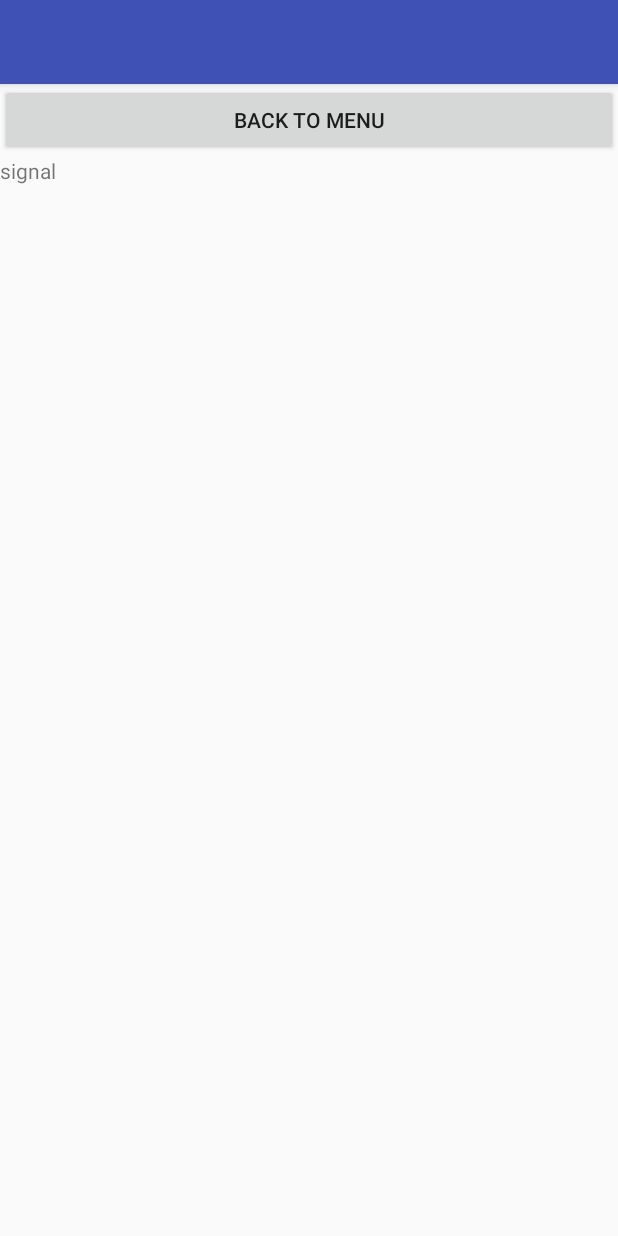
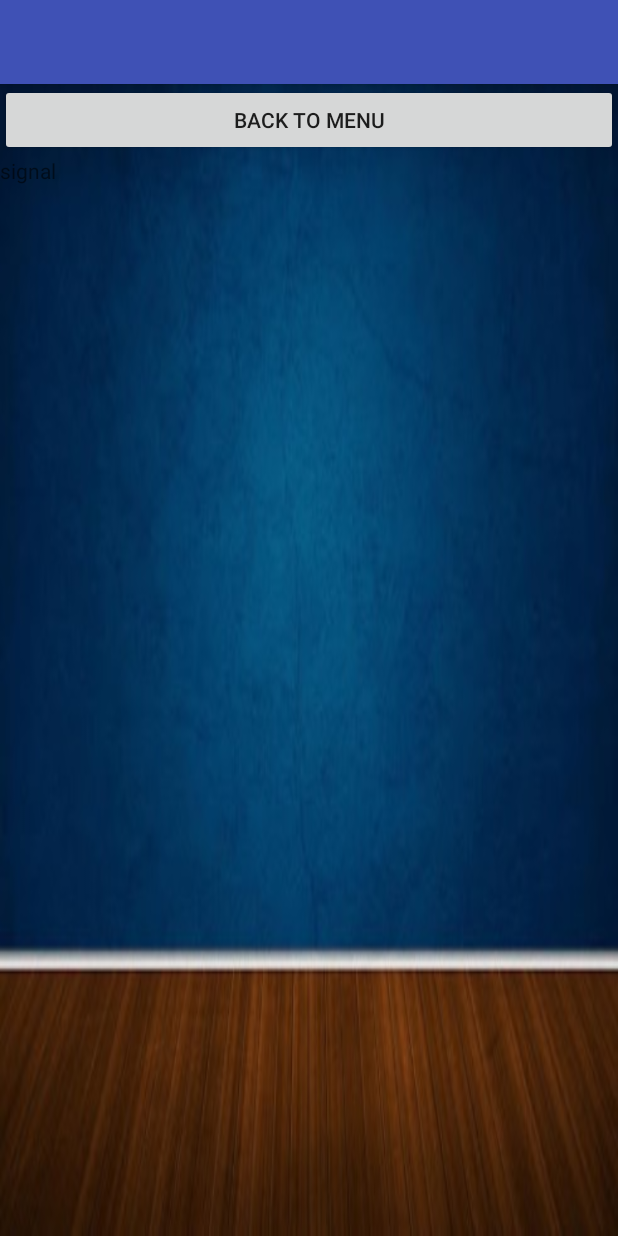
Before and after one commit to liorsap1/SW-Final-project-JCE-, an Android app: the Indices screen opened directly, with no data from a screen before it, on a phone screen of 412 x 824 dp. Run offline under Robolectric (Android 15) with nearby library versions, the phone set to English and light mode, and no system bars.

Commit message:
configure backgrounds to screens

```diff
--- a/Code/WifiApp2/app/src/main/res/layout/activity_main.xml
+++ b/Code/WifiApp2/app/src/main/res/layout/activity_main.xml
@@ -5,6 +5,7 @@
         android:id="@+id/activity_main"
         android:layout_width="match_parent"
         android:layout_height="match_parent"
+        android:background="@mipmap/bg_main"
         android:paddingLeft="@dimen/activity_horizontal_margin"
         android:paddingRight="@dimen/activity_horizontal_margin"
         android:paddingTop="@dimen/activity_vertical_margin"
--- a/Code/WifiApp2/app/src/main/res/layout/config_page.xml
+++ b/Code/WifiApp2/app/src/main/res/layout/config_page.xml
@@ -2,7 +2,8 @@
 <LinearLayout xmlns:android="http://schemas.android.com/apk/res/android"
               android:orientation="vertical"
               android:layout_width="match_parent"
-              android:layout_height="match_parent">
+              android:layout_height="match_parent"
+              android:background="@mipmap/bg">
 
     <Button
             android:text="Back to menu"
--- a/Code/WifiApp2/app/src/main/res/layout/indices.xml
+++ b/Code/WifiApp2/app/src/main/res/layout/indices.xml
@@ -2,7 +2,8 @@
 <LinearLayout xmlns:android="http://schemas.android.com/apk/res/android"
               android:orientation="vertical"
               android:layout_width="match_parent"
-              android:layout_height="match_parent">
+              android:layout_height="match_parent"
+              android:background="@mipmap/bg">
 
     <Button
             android:text="Back to menu"
```
